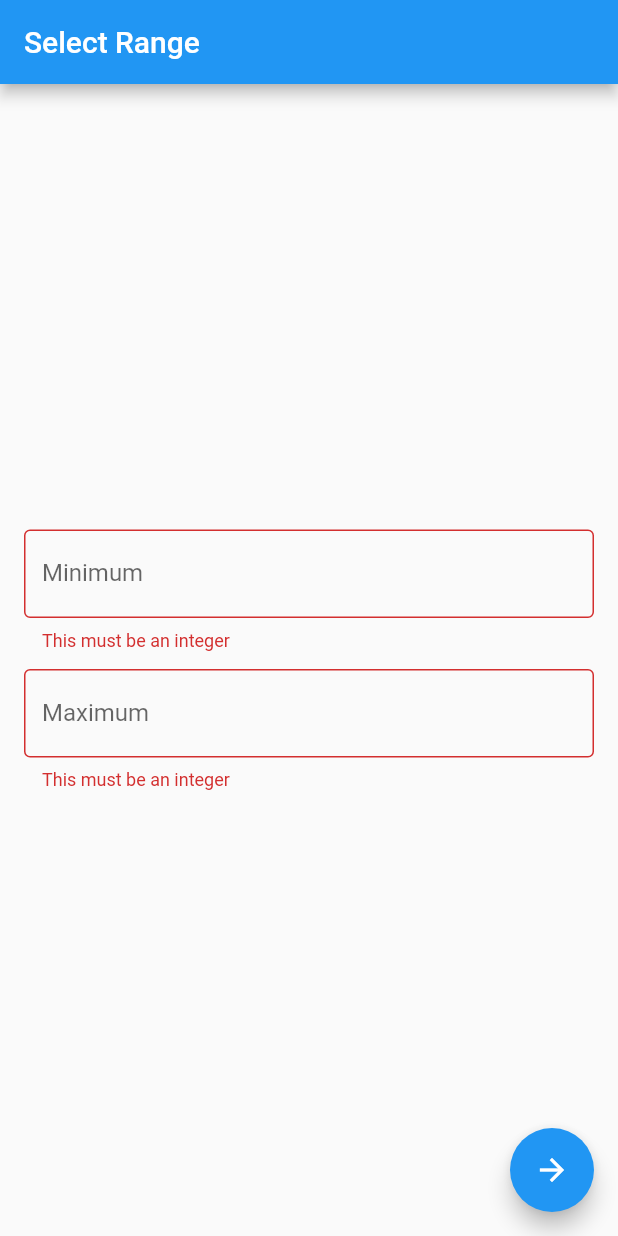
After one commit to rikucherry1993/flutter_foundations, a Flutter app: the screen it shows after launch, after a tap on the "arrow forward" icon, on a phone screen of 412 x 824 dp. The commit adds this screen. Run offline on Flutter 3.47's test engine with Material 2 defaults, Android fonts, the light colour scheme and no system bars.

Commit message:
extract forms from the selector page

```diff
--- /dev/null
+++ b/flutter_foundations/lib/range_select_form.dart
@@ -0,0 +1,66 @@
+import 'package:flutter/material.dart';
+
+class RangeSelectorForm extends StatelessWidget {
+  final void Function(int value) intMaxSetter;
+  final void Function(int value) intMinSetter;
+
+  const RangeSelectorForm({
+    Key? key,
+    required this.formKey,
+    required this.intMaxSetter,
+    required this.intMinSetter,
+  }) : super(key: key);
+
+  final GlobalKey<FormState> formKey;
+
+  @override
+  Widget build(BuildContext context) {
+    return Form(
+      key: formKey,
+      child: Padding(
+        padding: const EdgeInsets.all(16.0),
+        child: Column(
+          mainAxisAlignment: MainAxisAlignment.center,
+          children: [
+            RangeSelectorTextFormField(
+                textLabel: 'Minimum', intValueSetter: intMinSetter),
+            const SizedBox(height: 12),
+            RangeSelectorTextFormField(
+              textLabel: 'Maximum',
+              intValueSetter: intMaxSetter,
+            ),
+          ],
+        ),
+      ),
+    );
+  }
+}
+
+class RangeSelectorTextFormField extends StatelessWidget {
+  final String textLabel;
+  final void Function(int value) intValueSetter;
+
+  const RangeSelectorTextFormField(
+      {Key? key, required this.textLabel, required this.intValueSetter})
+      : super(key: key);
+
+  @override
+  Widget build(BuildContext context) {
+    return TextFormField(
+      decoration:
+          InputDecoration(border: OutlineInputBorder(), labelText: textLabel),
+      keyboardType: TextInputType.numberWithOptions(
+        decimal: false,
+        signed: true,
+      ),
+      validator: (value) {
+        if (value == null || int.tryParse(value) == null) {
+          return 'This must be an integer';
+        } else {
+          return null;
+        }
+      },
+      onSaved: (newValue) => intValueSetter(int.parse(newValue ?? '')),
+    );
+  }
+}
--- a/flutter_foundations/lib/range_selector_page.dart
+++ b/flutter_foundations/lib/range_selector_page.dart
@@ -1,4 +1,5 @@
 import 'package:flutter/material.dart';
+import 'package:flutter_foundations/range_select_form.dart';
 
 class RangeSelectorPage extends StatefulWidget {
   RangeSelectorPage({Key? key}) : super(key: key);
@@ -9,8 +10,8 @@ class RangeSelectorPage extends StatefulWidget {
 
 class _RangeSelectorPageState extends State<RangeSelectorPage> {
   final formKey = GlobalKey<FormState>();
+  int _max = 0;
   int _min = 0;
-  int _max = 0;
 
   @override
   Widget build(BuildContext context) {
@@ -18,25 +19,10 @@ class _RangeSelectorPageState extends State<RangeSelectorPage> {
       appBar: AppBar(
         title: Text('Select Range'),
       ),
-      body: Form(
-        key: formKey,
-        child: Padding(
-          padding: const EdgeInsets.all(16),
-          child: Column(
-            mainAxisAlignment: MainAxisAlignment.center,
-            children: [
-              RangeSelectorTextFormField(
-                textLabel: 'Minimum',
-                intValueSetter: (value) => _min = value,
-              ),
-              SizedBox(height: 12),
-              RangeSelectorTextFormField(
-                textLabel: 'Maximum',
-                intValueSetter: (value) => _max = value,
-              )
-            ],
-          ),
-        ),
+      body: RangeSelectorForm(
+        formKey: formKey,
+        intMinSetter: (value) => _min = value,
+        intMaxSetter: (value) => _max = value,
       ),
       floatingActionButton: FloatingActionButton(
         child: Icon(Icons.arrow_forward),
@@ -51,32 +37,3 @@ class _RangeSelectorPageState extends State<RangeSelectorPage> {
     );
   }
 }
-
-class RangeSelectorTextFormField extends StatelessWidget {
-  final String textLabel;
-  final void Function(int value) intValueSetter;
-
-  const RangeSelectorTextFormField(
-      {Key? key, required this.textLabel, required this.intValueSetter})
-      : super(key: key);
-
-  @override
-  Widget build(BuildContext context) {
-    return TextFormField(
-      decoration:
-          InputDecoration(border: OutlineInputBorder(), labelText: textLabel),
-      keyboardType: TextInputType.numberWithOptions(
-        decimal: false,
-        signed: true,
-      ),
-      validator: (value) {
-        if (value == null || int.tryParse(value) == null) {
-          return 'This must be an integer';
-        } else {
-          return null;
-        }
-      },
-      onSaved: (newValue) => intValueSetter(int.parse(newValue ?? '')),
-    );
-  }
-}
```
